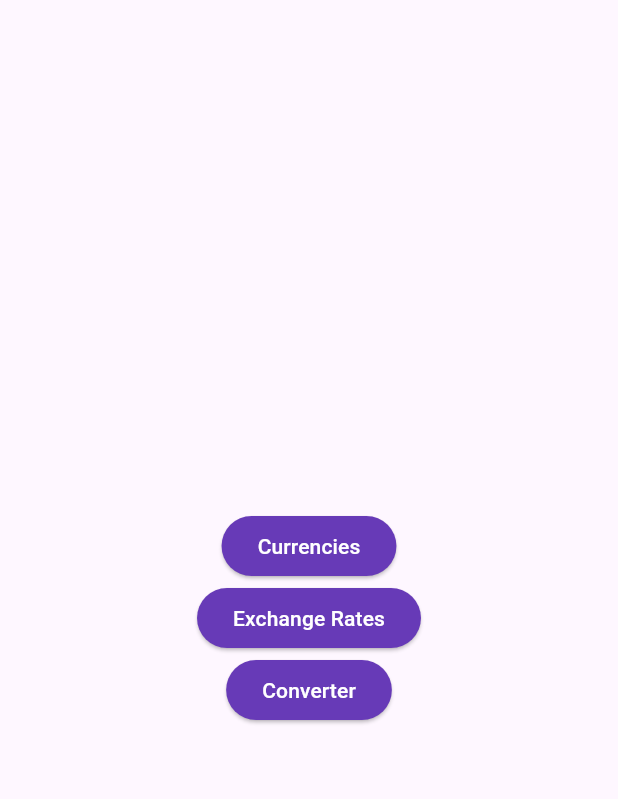
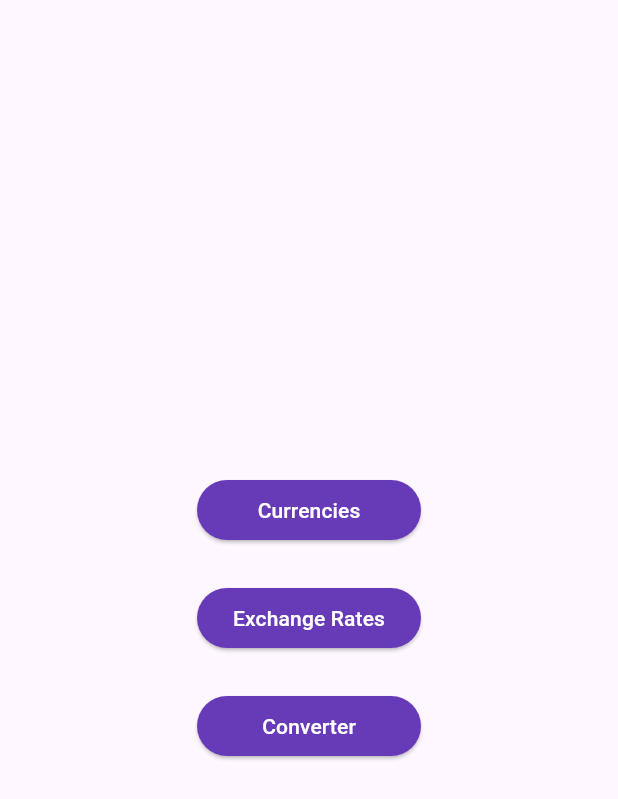
Before and after one commit to AhmedEzio47/currency_converter, a Flutter app: the screen it shows after launch, on a phone screen of 412 x 824 dp. Shown: the top 799 px of the screen. Run offline on Flutter 3.47's test engine with Material 3 defaults, Android fonts, the phone set to English and light mode, and no system bars; our stand-ins replace cached_network_image, dartz, equatable, fl_chart, flutter_bloc, get_it; missing offline and left inert: flutter_common_package.

```diff
--- a/lib/presentation/screens/home/home_screen.dart
+++ b/lib/presentation/screens/home/home_screen.dart
@@ -10,8 +10,11 @@ class HomeScreen extends StatelessWidget {
   Widget build(BuildContext context) {
     return Scaffold(
       body: Center(
+        child: IntrinsicWidth(
           child: Column(
             mainAxisSize: MainAxisSize.min,
+            crossAxisAlignment: CrossAxisAlignment.stretch,
+            spacing: 24,
             children: [
               ElevatedButton(
                 onPressed: () {
@@ -45,6 +48,7 @@ class HomeScreen extends StatelessWidget {
             ],
           ),
         ),
+      ),
     );
   }
 }
```
Lines whose indentation alone changed are shown as unchanged.
